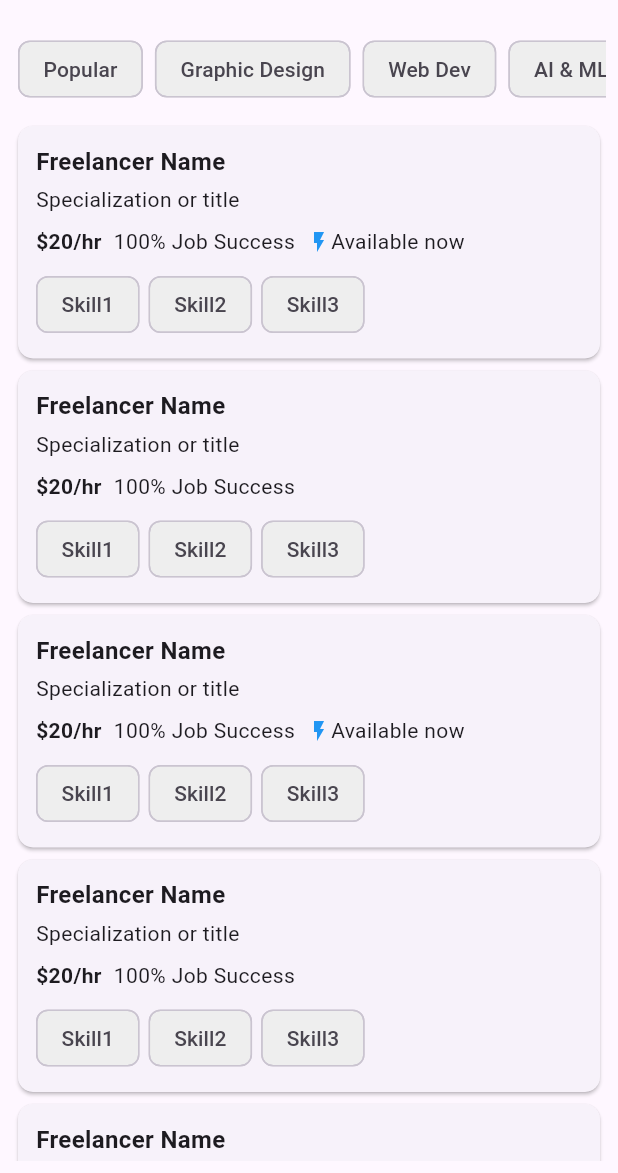
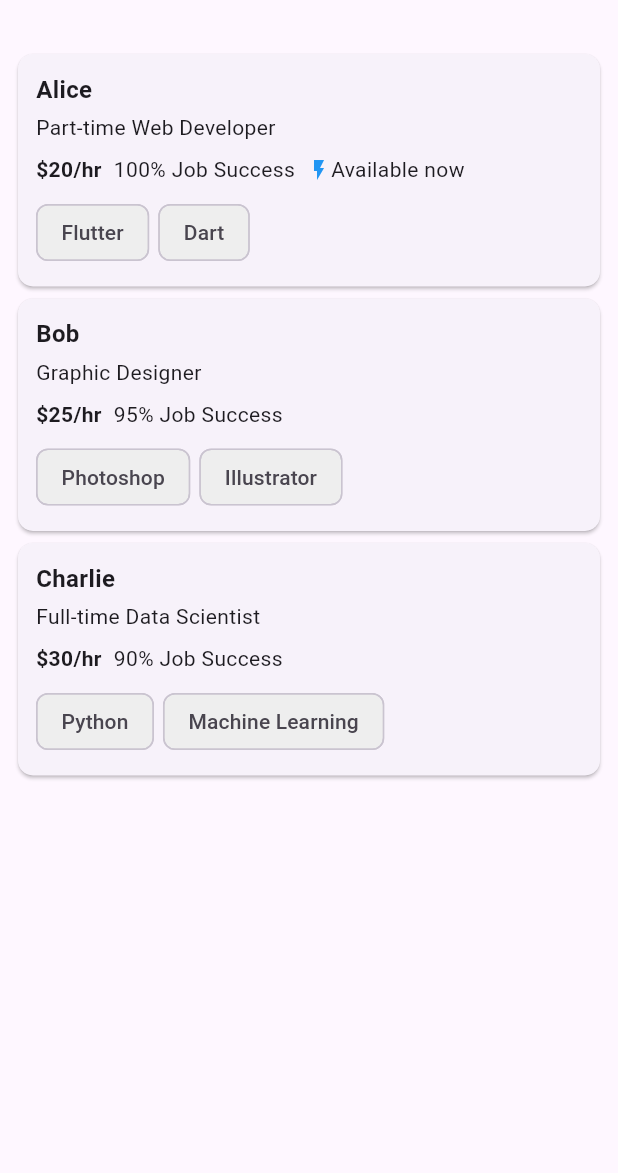
Before and after one commit to bananaNuggets75/freelancing-app-CPU, a Flutter app: the FreelancerPage screen opened directly, on a phone screen of 412 x 824 dp, the part 63-1236 px from its top. Run offline on Flutter 3.47's test engine with Material 3 defaults, Android fonts, the phone set to English and light mode, and no system bars.

Commit message:
implement the filter to freelancer page

```diff
--- a/freelancing_app/lib/freelancer_page.dart
+++ b/freelancing_app/lib/freelancer_page.dart
@@ -1,6 +1,51 @@
 import 'package:flutter/material.dart';
+import 'package:freelancing_app/search/filters_widget.dart';
 
-class FreelancerPage extends StatelessWidget {
+class FreelancerPage extends StatefulWidget {
+  @override
+  _FreelancerPageState createState() => _FreelancerPageState();
+}
+
+class _FreelancerPageState extends State<FreelancerPage> {
+  // List of freelancers
+  final List<Freelancer> freelancers = [
+    Freelancer("Alice", "Part-time Web Developer", "\$20/hr", "100% Job Success", ["Flutter", "Dart"], true, "Part-time", "San Francisco", true),
+    Freelancer("Bob", "Graphic Designer", "\$25/hr", "95% Job Success", ["Photoshop", "Illustrator"], false, "Freelance", "Remote", true),
+    Freelancer("Charlie", "Full-time Data Scientist", "\$30/hr", "90% Job Success", ["Python", "Machine Learning"], false, "Full-time", "New York", false),
+    // Add more freelancers as needed
+  ];
+
+  List<Freelancer> filteredFreelancers = [];
+  String? searchQuery;
+  String? selectedJobType;
+  String? selectedLocation;
+  bool isRemote = false;
+
+  @override
+  void initState() {
+    super.initState();
+    filteredFreelancers = freelancers; // Initially show all freelancers
+  }
+
+  void _applyFilters(Map<String, dynamic> filters) {
+    setState(() {
+      searchQuery = filters['searchQuery'];
+      selectedJobType = filters['jobType'];
+      selectedLocation = filters['location'];
+      isRemote = filters['isRemote'];
+
+      // Filtering logic
+      filteredFreelancers = freelancers.where((freelancer) {
+        bool matchesQuery = searchQuery == null || freelancer.name.toLowerCase().contains(searchQuery!.toLowerCase());
+        bool matchesJobType = selectedJobType == null || freelancer.jobType.toLowerCase().contains(selectedJobType!.toLowerCase());
+        bool matchesLocation = selectedLocation == null || freelancer.location == selectedLocation;
+        bool matchesRemote = !isRemote || freelancer.isRemote;
+
+        return matchesQuery && matchesJobType && matchesLocation && matchesRemote;
+      }).toList();
+    });
+  }
+
   @override
   Widget build(BuildContext context) {
     return Scaffold(
@@ -10,7 +55,12 @@ class FreelancerPage extends StatelessWidget {
           IconButton(
             icon: Icon(Icons.search),
             onPressed: () {
-              // Add search functionality
+              showModalBottomSheet(
+                context: context,
+                builder: (context) {
+                  return FiltersWidget(onApplyFilters: _applyFilters);
+                },
+              );
             },
           ),
         ],
@@ -20,31 +70,19 @@ class FreelancerPage extends StatelessWidget {
         child: Column(
           crossAxisAlignment: CrossAxisAlignment.start,
           children: [
-            // Category Filter Chips
-            SingleChildScrollView(
-              scrollDirection: Axis.horizontal,
-              child: Row(
-                children: [
-                  FilterChipWidget("Popular"),
-                  FilterChipWidget("Graphic Design"),
-                  FilterChipWidget("Web Dev"),
-                  FilterChipWidget("AI & ML"),
-                  // Add more categories as needed
-                ],
-              ),
-            ),
             SizedBox(height: 10),
             Expanded(
               child: ListView.builder(
-                itemCount: 10, // replace with actual freelancer count
+                itemCount: filteredFreelancers.length,
                 itemBuilder: (context, index) {
+                  final freelancer = filteredFreelancers[index];
                   return FreelancerCard(
-                    name: "Freelancer Name",
-                    role: "Specialization or title",
-                    rate: "\$20/hr",
-                    jobSuccess: "100% Job Success",
-                    skills: ["Skill1", "Skill2", "Skill3"],
-                    availableNow: index % 2 == 0, // Toggle for demonstration
+                    name: freelancer.name,
+                    role: freelancer.role,
+                    rate: freelancer.rate,
+                    jobSuccess: freelancer.jobSuccess,
+                    skills: freelancer.skills,
+                    availableNow: freelancer.availableNow,
                   );
                 },
               ),
@@ -56,20 +94,18 @@ class FreelancerPage extends StatelessWidget {
   }
 }
 
-class FilterChipWidget extends StatelessWidget {
-  final String label;
-  FilterChipWidget(this.label);
+class Freelancer {
+  final String name;
+  final String role;
+  final String rate;
+  final String jobSuccess;
+  final List<String> skills;
+  final bool availableNow;
+  final String jobType; // New property for job type
+  final String location; // New property for location
+  final bool isRemote; // New property for remote status
 
-  @override
-  Widget build(BuildContext context) {
-    return Padding(
-      padding: const EdgeInsets.symmetric(horizontal: 4.0),
-      child: Chip(
-        label: Text(label),
-        backgroundColor: Colors.grey[200],
-      ),
-    );
-  }
+  Freelancer(this.name, this.role, this.rate, this.jobSuccess, this.skills, this.availableNow, this.jobType, this.location, this.isRemote);
 }
 
 class FreelancerCard extends StatelessWidget {
@@ -126,12 +162,10 @@ class FreelancerCard extends StatelessWidget {
             Wrap(
               spacing: 6.0,
               runSpacing: -8.0,
-              children: skills
-                  .map((skill) => Chip(
+              children: skills.map((skill) => Chip(
                 label: Text(skill),
                 backgroundColor: Colors.grey[200],
-              ))
-                  .toList(),
+              )).toList(),
             ),
           ],
         ),
```
Also changed, not shown: 1 other file.
